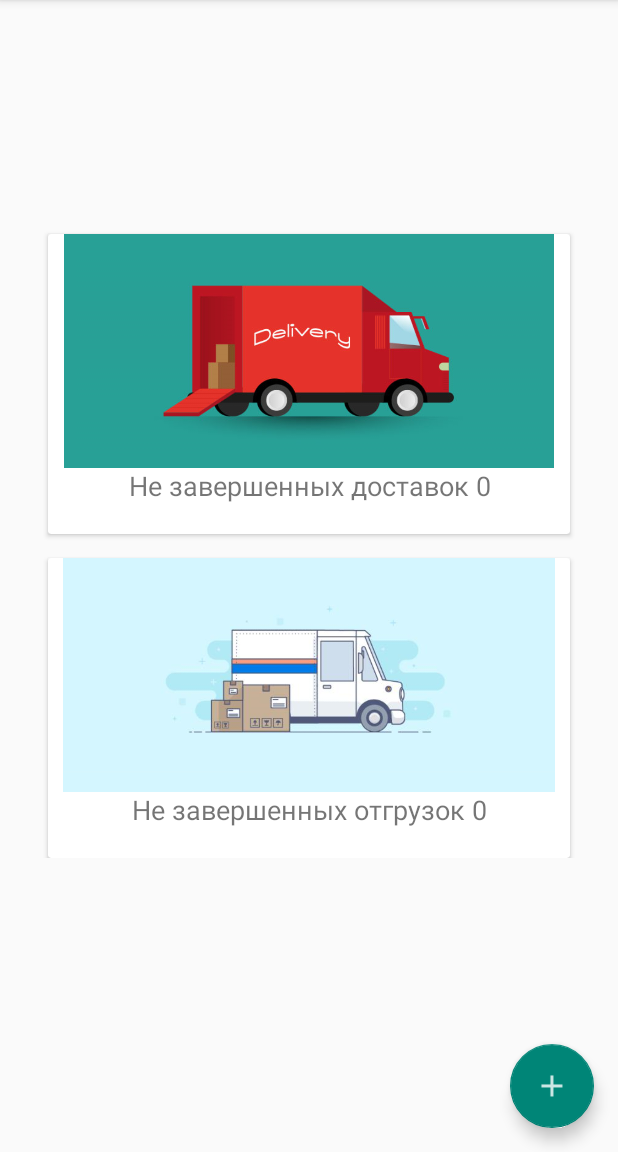
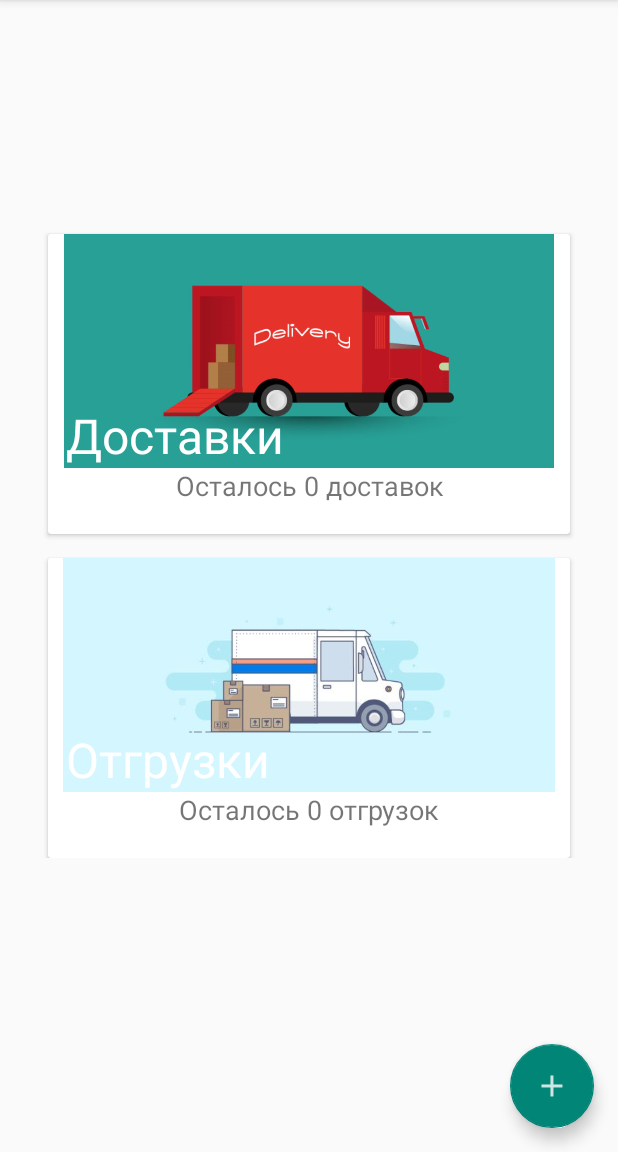
Before and after one commit to StashBank/DeliveryManagment, an Android app: the MainActivity screen opened directly, with no data from a screen before it, on a phone screen of 412 x 824 dp, the part 84-1236 px from its top. Run offline under Robolectric (Android 15) with nearby library versions, the phone set to English and light mode, and no system bars.

Commit message:
styling and cahce

```diff
--- a/app/src/main/java/com/stashbank/deliveryManagement/DeliveryFragment.java
+++ b/app/src/main/java/com/stashbank/deliveryManagement/DeliveryFragment.java
@@ -74,7 +74,7 @@ public class DeliveryFragment extends Fragment implements  SwipeRefreshLayout.On
         if (!isRefresh)
             showLoaderSpinner(true);
 		DeliveryItemRepository repository = new DeliveryItemRepository();
-		DeliveryItemRepository.DeliveryItemsTask task = repository.getItems(p);
+		DeliveryItemRepository.DeliveryItemsTask task = repository.getItems(p, getContext());
 		task.execute();
 	}
 
--- a/app/src/main/java/com/stashbank/deliveryManagement/EditDeliveryItemActivity.java
+++ b/app/src/main/java/com/stashbank/deliveryManagement/EditDeliveryItemActivity.java
@@ -102,7 +102,7 @@ public class EditDeliveryItemActivity extends AppCompatActivity {
             }
         };
 		DeliveryItemRepository repository = new DeliveryItemRepository();
-        DeliveryItemRepository.DeliveryItemTask task = repository.addItem(item, p);
+        DeliveryItemRepository.DeliveryItemTask task = repository.addItem(item, p, this);
 		showProgress(true);
 		btnSave.setEnabled(false);
         task.execute();
--- a/app/src/main/java/com/stashbank/deliveryManagement/MainActivity.java
+++ b/app/src/main/java/com/stashbank/deliveryManagement/MainActivity.java
@@ -327,7 +327,7 @@ public class MainActivity extends AppCompatActivity implements OnNavigationItemS
             }
         };
 		DeliveryItemRepository repository = new DeliveryItemRepository();
-        DeliveryItemRepository.DeliveryItemTask task = repository.setItem(item.getId(), item, p);
+        DeliveryItemRepository.DeliveryItemTask task = repository.setItem(item.getId(), item, p, this);
 		showProgress(true);
 		task.execute();
 	}
--- a/app/src/main/java/com/stashbank/deliveryManagement/MainFragment.java
+++ b/app/src/main/java/com/stashbank/deliveryManagement/MainFragment.java
@@ -84,9 +84,9 @@ public class MainFragment extends Fragment
 				return;
 			}
 			TextView textView = (TextView) view.findViewById(R.id.tv_delivery_count);
-			String text = String.format("Не завершенных доставок %s", count);
+			String text = String.format("Осталось %s", count);
 			textView.setText(text);
-		});
+		}, getContext());
 		task.execute();
 	}
 
@@ -102,7 +102,7 @@ public class MainFragment extends Fragment
 				return;
 			}
 			TextView textView = (TextView) view.findViewById(R.id.tv_receiving_count);
-			String text = String.format("Не завершенных отгрузок %s", count);
+			String text = String.format("Осталось %s", count);
 			textView.setText(text);
 		});
 		task.execute();
--- a/app/src/main/java/com/stashbank/deliveryManagement/rest/DeliveryItemApi.java
+++ b/app/src/main/java/com/stashbank/deliveryManagement/rest/DeliveryItemApi.java
@@ -6,7 +6,8 @@ import retrofit2.http.*;
 import com.stashbank.deliveryManagement.models.*;
 
 public interface DeliveryItemApi {
-	@GET("delivery_manegment.delivery")
+
+    @GET("delivery_manegment.delivery")
 	Call<List<DeliveryItem>> getItems();
 
 	@GET("delivery_manegment.delivery/{id}")
--- a/app/src/main/java/com/stashbank/deliveryManagement/rest/DeliveryItemRepository.java
+++ b/app/src/main/java/com/stashbank/deliveryManagement/rest/DeliveryItemRepository.java
@@ -1,13 +1,17 @@
 package com.stashbank.deliveryManagement.rest;
 
+import android.content.Context;
 import android.os.AsyncTask;
 
 import retrofit2.*;
 import retrofit2.converter.gson.GsonConverterFactory;
+
+import java.io.File;
 import java.util.*;
 
 import com.stashbank.deliveryManagement.models.*;
 import okhttp3.OkHttpClient;
+import okhttp3.Cache;
 
 public class DeliveryItemRepository
 {
@@ -17,49 +21,55 @@ public class DeliveryItemRepository
 
 	final static String API_URL = "https://crud-server.firebaseapp.com/";
 
-	private static DeliveryItemApi createService() {
+	private static DeliveryItemApi createService(Context context) {
+        int cacheSize = 10 * 1024 * 1024; // 10 MB
+        Cache cache = new Cache(context.getCacheDir(), cacheSize);
 		OkHttpClient.Builder httpClientBuilder = new OkHttpClient.Builder();
 		Retrofit retrofit = new Retrofit.Builder()
 			.baseUrl(API_URL)
 			.addConverterFactory(GsonConverterFactory.create())
-			.client(httpClientBuilder.build())
+			.client(
+			        httpClientBuilder
+                    .cache(cache)
+                    .build()
+            )
 			.build();
 		DeliveryItemApi api = retrofit.create(DeliveryItemApi.class);
 		return api;
 	}
 
-	public DeliveryItemTask getItemById(String id, Predicate<DeliveryItem, Exception> predicate) {
-		DeliveryItemApi api = createService();
+    public DeliveryItemTask getItemById(String id, Predicate<DeliveryItem, Exception> predicate, Context ctx) {
+		DeliveryItemApi api = createService(ctx);
 		Call<DeliveryItem> call = api.getItemById(id);
         DeliveryItemTask task = new DeliveryItemTask(predicate, call);
 		return task;
 	}
 
-	public DeliveryItemsTask getItems(Predicate<List<DeliveryItem>, Exception> predicate) {
-        DeliveryItemApi api = createService();
+	public DeliveryItemsTask getItems(Predicate<List<DeliveryItem>, Exception> predicate, Context ctx) {
+        DeliveryItemApi api = createService(ctx);
         Call<List<DeliveryItem>> call = api.getItems();
         DeliveryItemsTask task = new DeliveryItemsTask(predicate, call);
         return task;
 	}
 
-    public DeliveryItemsCountTask getItemsCount(Predicate<Integer, Exception> predicate) {
-        DeliveryItemApi api = createService();
+    public DeliveryItemsCountTask getItemsCount(Predicate<Integer, Exception> predicate, Context ctx) {
+        DeliveryItemApi api = createService(ctx);
         Call<List<DeliveryItem>> call = api.getItems();
         DeliveryItemsCountTask task = new DeliveryItemsCountTask(predicate, call);
         return task;
     }
 
 	public DeliveryItemTask setItem(
-	        String id, DeliveryItem item, Predicate<DeliveryItem, Exception> predicate
+	        String id, DeliveryItem item, Predicate<DeliveryItem, Exception> predicate, Context ctx
     ) {
-		DeliveryItemApi api = createService();
+		DeliveryItemApi api = createService(ctx);
 		Call<DeliveryItem> call = api.setItem(id, item);
         DeliveryItemTask task = new DeliveryItemTask(predicate, call);
 		return task;
 	}
 
-	public DeliveryItemTask addItem(DeliveryItem item, Predicate<DeliveryItem, Exception> predicate) {
-		DeliveryItemApi api = createService();
+	public DeliveryItemTask addItem(DeliveryItem item, Predicate<DeliveryItem, Exception> predicate, Context ctx) {
+		DeliveryItemApi api = createService(ctx);
 		Call<DeliveryItem> call = api.addItem(item);
         DeliveryItemTask task = new DeliveryItemTask(predicate, call);
         return task;
--- a/app/src/main/res/layout/fragment_main.xml
+++ b/app/src/main/res/layout/fragment_main.xml
@@ -48,19 +48,32 @@
                 android:orientation="vertical">
 
                 <ImageView
+                    android:id="@+id/img_delivery"
                     android:layout_width="match_parent"
                     android:layout_height="156dp"
 					android:layout_alignParentTop="true"
                     android:src="@drawable/img_delivery"/>
 
+                <TextView
+                    android:layout_width="match_parent"
+                    android:layout_height="wrap_content"
+                    android:text="Доставки"
+                    android:textSize="32sp"
+                    android:paddingLeft="12dp"
+                    android:layout_alignBottom="@id/img_delivery"
+                    android:textColor="?android:textColorPrimaryInverse"
+                    style="style/CardTitle"/>
+
 				<TextView
 					android:id="@+id/tv_delivery_count"
 					android:layout_width="match_parent"
 					android:layout_height="wrap_content"
-					android:text="Не завершенных доставок 0"
+					android:text="Осталось 0 доставок"
 					android:textSize="18sp"
-					android:layout_alignParentBottom="true"
-					android:textAlignment="center"/>
+                    android:layout_alignParentBottom="true"
+                    android:textAlignment="center"
+                    style="style/DetailText"/>
+
             </RelativeLayout>
 
 		</android.support.v7.widget.CardView>
@@ -90,18 +103,30 @@
                 android:orientation="vertical">
 
             <ImageView
+                android:id="@+id/img_receiving"
                 android:layout_width="match_parent"
                 android:layout_height="156dp"
                 android:src="@drawable/img_receiving" />
+
+                <TextView
+                    android:layout_width="match_parent"
+                    android:layout_height="wrap_content"
+                    android:text="Отгрузки"
+                    android:textSize="32sp"
+                    android:layout_alignBottom="@id/img_receiving"
+                    android:paddingLeft="12dp"
+                    android:textColor="?android:textColorPrimaryInverse"
+                    style="style/CardTitle"/>
 
 				<TextView
 					android:id="@+id/tv_receiving_count"
 					android:layout_width="match_parent"
 					android:layout_height="wrap_content"
-					android:text="Не завершенных отгрузок 0"
+					android:text="Осталось 0 отгрузок"
 					android:textSize="18sp"
 					android:layout_alignParentBottom="true"
-					android:textAlignment="center"/>
+					android:textAlignment="center"
+                    style="style/DetailText"/>
 
             </RelativeLayout>
 		</android.support.v7.widget.CardView>
--- a/app/src/main/res/values/styles.xml
+++ b/app/src/main/res/values/styles.xml
@@ -19,4 +19,8 @@
 
 	<style name="PopupOverlay" parent="ThemeOverlay.AppCompat.Light"/>
 
+    <style name="CardTitle" parent="TextAppearance.AppCompat.Display1"></style>
+
+    <style name="DetailText" parent="TextAppearance.AppCompat.Headline"></style>
+
 </resources>
```
